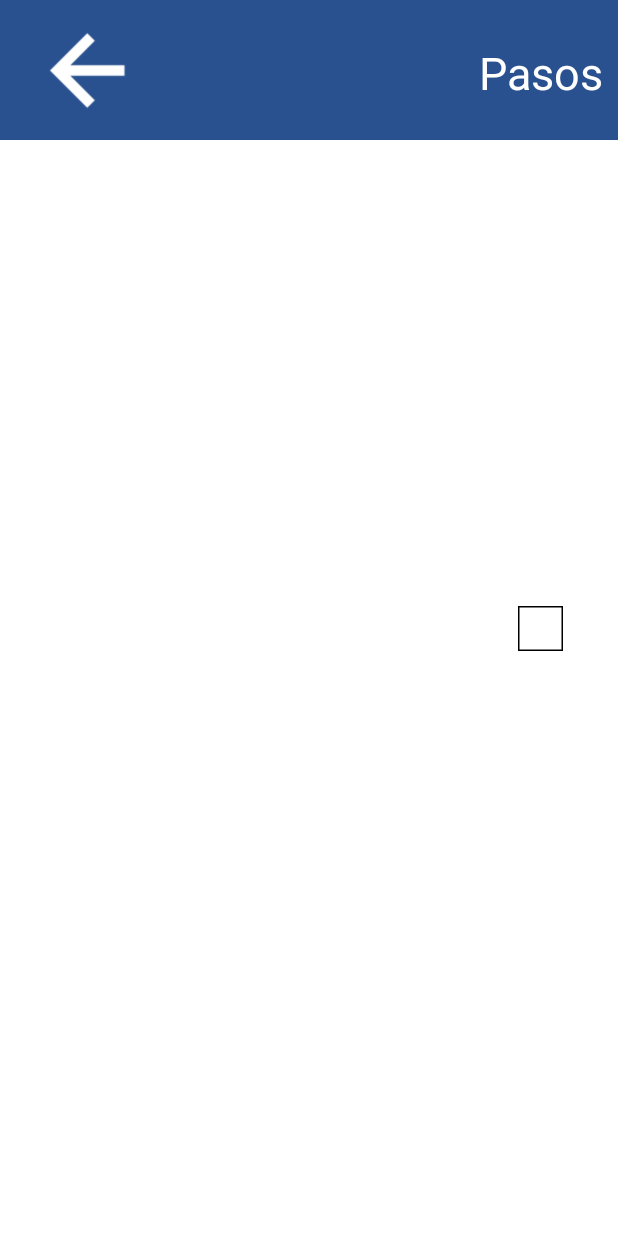
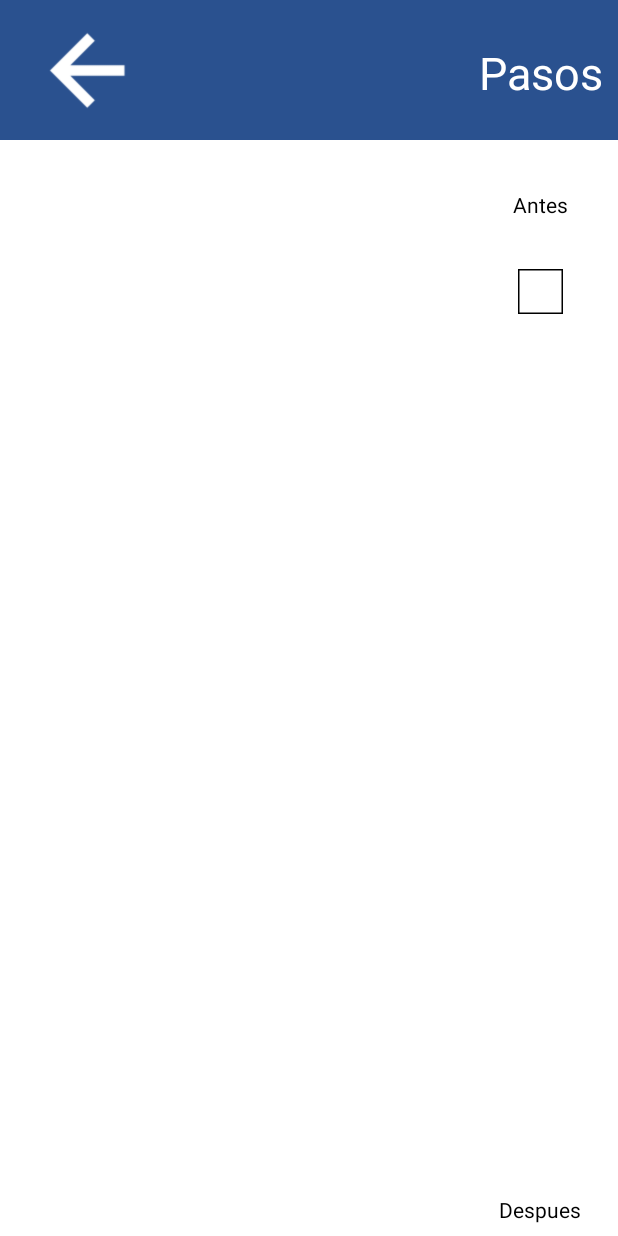
Before and after one commit to 0n1yIms/MatrizApp, an Android app: the GaussStepsActivity screen opened directly, with no data from a screen before it, on a phone screen of 412 x 824 dp. Run offline under Robolectric (Android 15) with nearby library versions, the phone set to English and light mode, and no system bars; 10 statements that could not run were skipped.

Commit message:
update steps

```diff
--- a/app/src/main/res/layout/activity_gauss_steps.xml
+++ b/app/src/main/res/layout/activity_gauss_steps.xml
@@ -43,6 +43,16 @@
 
     </androidx.constraintlayout.widget.ConstraintLayout>
 
+    <TextView
+        android:id="@+id/tv_before"
+        android:layout_width="wrap_content"
+        android:layout_height="wrap_content"
+        android:text="Antes"
+        android:layout_marginTop="50px"
+        android:textColor="@color/black"
+        app:layout_constraintEnd_toEndOf="parent"
+        app:layout_constraintStart_toStartOf="parent"
+        app:layout_constraintTop_toBottomOf="@+id/constraintLayout" />
 
     <androidx.constraintlayout.widget.ConstraintLayout
         android:id="@+id/constraint_mat_main"
@@ -54,8 +64,7 @@
         app:layout_constraintEnd_toEndOf="parent"
         app:layout_constraintHorizontal_bias="1.0"
         app:layout_constraintStart_toStartOf="parent"
-        app:layout_constraintTop_toBottomOf="@+id/constraintLayout"
-        app:layout_constraintVertical_bias="1.0">
+        app:layout_constraintTop_toBottomOf="@+id/tv_before">
 
         <ScrollView
             android:id="@+id/sv_mat"
@@ -66,7 +75,8 @@
             app:layout_constraintBottom_toBottomOf="parent"
             app:layout_constraintEnd_toEndOf="parent"
             app:layout_constraintStart_toStartOf="parent"
-            app:layout_constraintTop_toTopOf="parent">
+            app:layout_constraintTop_toTopOf="parent"
+            app:layout_constraintVertical_bias="0.0">
 
             <HorizontalScrollView
                 android:layout_width="wrap_content"
@@ -92,6 +102,17 @@
         app:layout_constraintStart_toStartOf="parent"
         app:layout_constraintTop_toBottomOf="@+id/constraintLayout" />
 
+    <TextView
+        android:id="@+id/tv_after"
+        android:layout_width="wrap_content"
+        android:layout_height="wrap_content"
+        android:text="Despues"
+        android:layout_marginTop="50px"
+        android:textColor="@color/black"
+        app:layout_constraintEnd_toEndOf="parent"
+        app:layout_constraintStart_toStartOf="parent"
+        app:layout_constraintTop_toBottomOf="@+id/tv_info" />
+
 
     <androidx.constraintlayout.widget.ConstraintLayout
         android:id="@+id/constraint_rta"
@@ -103,20 +124,20 @@
         app:layout_constraintEnd_toEndOf="parent"
         app:layout_constraintHorizontal_bias="0.5"
         app:layout_constraintStart_toStartOf="parent"
-        app:layout_constraintTop_toBottomOf="@+id/tv_info"
-        app:layout_constraintVertical_bias="0.0">
+        app:layout_constraintTop_toBottomOf="@+id/tv_after">
 
 
         <ScrollView
             android:id="@+id/sv_rta"
             android:layout_width="wrap_content"
             android:layout_height="wrap_content"
+            android:background="@drawable/border"
             android:overScrollMode="never"
-            android:background="@drawable/border"
             app:layout_constraintBottom_toBottomOf="parent"
             app:layout_constraintEnd_toEndOf="parent"
             app:layout_constraintStart_toStartOf="parent"
-            app:layout_constraintTop_toTopOf="parent">
+            app:layout_constraintTop_toTopOf="parent"
+            app:layout_constraintVertical_bias="0.0">
 
             <HorizontalScrollView
                 android:layout_width="wrap_content"
```
Also changed, not shown: app/src/main/java/com/ims/matrixcalc/FirstFragment.java (deleted, +0 -47 lines), app/src/main/java/com/ims/matrixcalc/MatrixView.java (deleted, +0 -39 lines), app/src/main/java/com/ims/matrixcalc/SecondFragment.java (deleted, +0 -47 lines).
